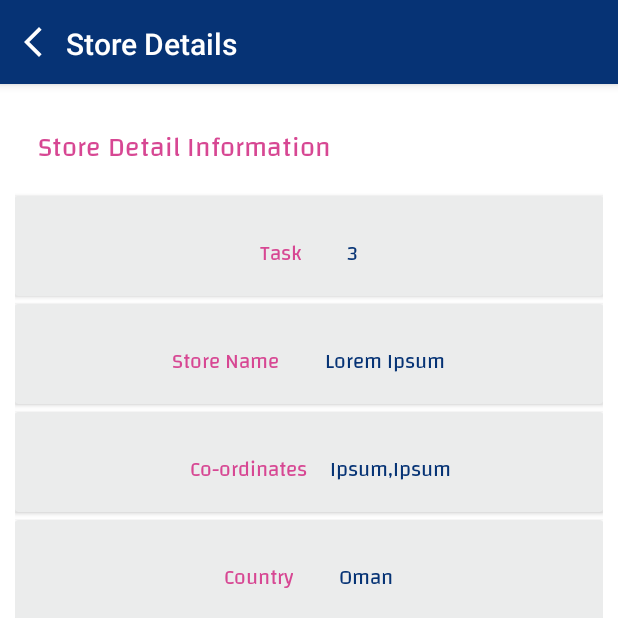
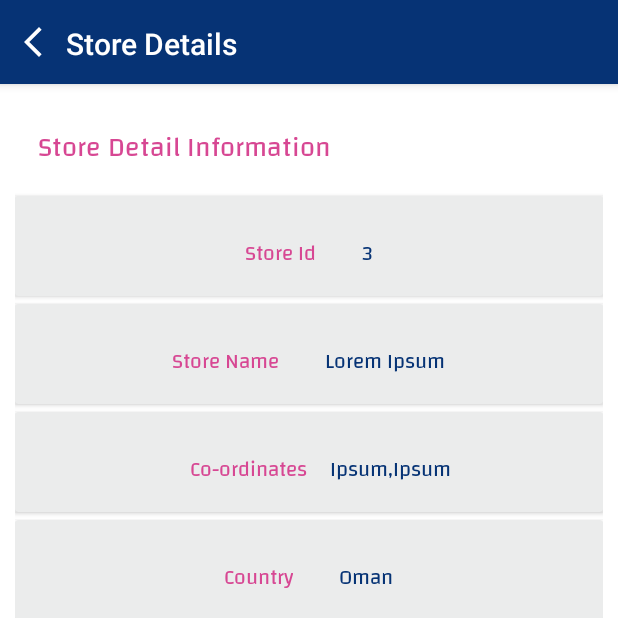
Before and after one commit to ProloySimulation/Oasis, an Android app: the AssignedDetailFragment screen opened through its navigation route, on a phone screen of 412 x 824 dp, the top half of it. Run offline under Robolectric (Android 15) with nearby library versions, the phone set to English and light mode, and no system bars; our stand-ins replace navigation-ui; libraries missing offline, so code that uses them is left out: androidx.viewbinding; 2 statements that could not run were skipped.

Commit message:
Password length fix, Completed task design issue solved

```diff
--- a/app/src/main/java/com/amtech/oasis/network/ApiInterface.java
+++ b/app/src/main/java/com/amtech/oasis/network/ApiInterface.java
@@ -1,5 +1,6 @@
 package com.amtech.oasis.network;
 
+import com.amtech.oasis.model.AssignDataObj;
 import com.amtech.oasis.model.AssignStorArr;
 import com.amtech.oasis.model.DashboardObject;
 import com.amtech.oasis.model.Login;
@@ -61,7 +62,7 @@ public interface ApiInterface {
     Call<Password> passwordChange(@HeaderMap Map<String,String> headers,@Body Password password);
 
     @GET("merchandiser/view-store/{id}")
-    Call<StoreDataObj> getStoreInfo(@HeaderMap Map<String,String> headers, @Path("id")String storeId);
+    Call<AssignDataObj> getStoreInfo(@HeaderMap Map<String,String> headers, @Path("id")String storeId);
 
     @POST("merchandiser/update-profile")
     Call<Profile> profileUpdate(@HeaderMap Map<String,String> headers, @Body Profile profile);
@@ -71,5 +72,5 @@ public interface ApiInterface {
     Call<Profile> profileUpdateImage(@HeaderMap Map<String,String> headers,
                                      @Part("user_id") RequestBody userId,
                                      @Part("name") RequestBody userName,
-                                     @Part("profile_image") RequestBody profileImage);
+                                     @Part MultipartBody.Part image);
 }
--- a/app/src/main/java/com/amtech/oasis/ui/detailscreen/fragment/AssignedDetailFragment.java
+++ b/app/src/main/java/com/amtech/oasis/ui/detailscreen/fragment/AssignedDetailFragment.java
@@ -15,6 +15,7 @@ import android.view.ViewGroup;
 import android.widget.Toast;
 
 import com.amtech.oasis.R;
+import com.amtech.oasis.model.AssignDataObj;
 import com.amtech.oasis.model.AssignStorArr;
 import com.amtech.oasis.model.StoreDataObj;
 import com.amtech.oasis.model.Stores;
@@ -32,7 +33,7 @@ import retrofit2.Response;
 
 public class AssignedDetailFragment extends Fragment {
 
-    private AppCompatTextView tvStoreName,tvStoreLat,tvStoreLong,tvStoreCountry,tvStoreRegion;
+    private AppCompatTextView tvStoreId,tvStoreName,tvStoreLat,tvStoreLong,tvStoreCountry,tvStoreRegion;
     private AppCompatImageView imvBack;
     private AppCompatButton btnBack;
     private HashMap<String, String> headerMap = new HashMap<String, String>();
@@ -69,17 +70,17 @@ public class AssignedDetailFragment extends Fragment {
         headerMap.put("Authorization","Bearer "+token);
         ApiClient apiClient = new ApiClient();
         ApiInterface service = apiClient.createService(ApiInterface.class);
-        Call<StoreDataObj> call = service.getStoreInfo(headerMap,storeId);
-        call.enqueue(new Callback<StoreDataObj>() {
+        Call<AssignDataObj> call = service.getStoreInfo(headerMap,storeId);
+        call.enqueue(new Callback<AssignDataObj>() {
 
             @Override
-            public void onResponse(Call<StoreDataObj> call, Response<StoreDataObj> response) {
+            public void onResponse(Call<AssignDataObj> call, Response<AssignDataObj> response) {
 
                 if (response.isSuccessful()) {
-                    StoreDataObj storeDataObj = response.body();
+                    AssignDataObj storeDataObj = response.body();
 
                     if (storeDataObj != null) {
-                        setUI(storeDataObj.getAssignStorArr().get(0).getTaskName(),storeDataObj.getAssignStorArr().get(0).getStoreLat(),storeDataObj.getAssignStorArr().get(0).getStoreLong(),
+                        setUI(storeDataObj.getAssignStorArr().get(0).getStoreId(),storeDataObj.getAssignStorArr().get(0).getStoreName(),storeDataObj.getAssignStorArr().get(0).getStoreLat(),storeDataObj.getAssignStorArr().get(0).getStoreLong(),
                                 storeDataObj.getAssignStorArr().get(0).getCountry(),storeDataObj.getAssignStorArr().get(0).getRegion());
                     }
                     else
@@ -93,7 +94,7 @@ public class AssignedDetailFragment extends Fragment {
             }
 
             @Override
-            public void onFailure(Call<StoreDataObj> call, Throwable t) {
+            public void onFailure(Call<AssignDataObj> call, Throwable t) {
 
                 Log.d("ListSize", " - > Error    " + t.getMessage());
             }
@@ -101,6 +102,7 @@ public class AssignedDetailFragment extends Fragment {
     }
 
     private void init(View view) {
+        tvStoreId = view.findViewById(R.id.tvAssignStoreDetailId);
         tvStoreName = view.findViewById(R.id.tvAssignStoreDetailName);
         tvStoreLat = view.findViewById(R.id.tvAssignStoreDetailLat);
         tvStoreLong = view.findViewById(R.id.tvAssignStoreDetailLong);
@@ -112,8 +114,9 @@ public class AssignedDetailFragment extends Fragment {
         token = SharedPreferenceManager.getInstance(getActivity()).GetUserToken();
     }
 
-    private void setUI(String name,String lat,String longitute,String country,String region)
+    private void setUI(String storeId,String name,String lat,String longitute,String country,String region)
     {
+        tvStoreId.setText(storeId);
         tvStoreName.setText(name);
         tvStoreLat.setText(lat);
         tvStoreLong.setText(longitute);
--- a/app/src/main/java/com/amtech/oasis/ui/detailscreen/fragment/CompletedDetailFragment.java
+++ b/app/src/main/java/com/amtech/oasis/ui/detailscreen/fragment/CompletedDetailFragment.java
@@ -6,6 +6,7 @@ import androidx.appcompat.widget.AppCompatButton;
 import androidx.appcompat.widget.AppCompatImageView;
 import androidx.appcompat.widget.AppCompatTextView;
 import androidx.appcompat.widget.LinearLayoutCompat;
+import androidx.cardview.widget.CardView;
 import androidx.core.content.ContextCompat;
 import androidx.fragment.app.Fragment;
 import androidx.navigation.Navigation;
@@ -41,6 +42,7 @@ import retrofit2.Response;
 public class CompletedDetailFragment extends Fragment {
 
     private AppCompatTextView tvTaskName,tvTaskDate;
+    private CardView cardCaptureImage;
     private PendingCheckListAdapter adapter;
     private AppCompatImageView imvBack;
     private AppCompatButton btnBack;
@@ -143,6 +145,7 @@ public class CompletedDetailFragment extends Fragment {
                                 }
                                 else
                                 {
+                                    cardCaptureImage.setVisibility(View.VISIBLE);
                                     AppCompatImageView imvCapture = new AppCompatImageView(getActivity());
                                     imvCapture.setLayoutParams(
                                             new ViewGroup.LayoutParams(
@@ -212,6 +215,7 @@ public class CompletedDetailFragment extends Fragment {
         tvTaskName = view.findViewById(R.id.tvCompletedDetailTaskName);
         tvTaskDate = view.findViewById(R.id.tvCompletedDetailTaskDate);
         layoutCaptureImage = view.findViewById(R.id.layoutCaptureImage);
+        cardCaptureImage = view.findViewById(R.id.cardCompletedDetailImage);
         imvBack = view.findViewById(R.id.imvBackCompletedTaskDetail);
         btnBack = view.findViewById(R.id.btnCompletedBack);
 //        recyclerView = view.findViewById(R.id.rvCompletedDetailTaskCheck);
--- a/app/src/main/java/com/amtech/oasis/ui/mainscreen/adapter/CompletedTaskAdapter.java
+++ b/app/src/main/java/com/amtech/oasis/ui/mainscreen/adapter/CompletedTaskAdapter.java
@@ -172,6 +172,7 @@ public class CompletedTaskAdapter extends RecyclerView.Adapter<CompletedTaskAdap
         if(taskType.equals("assigned"))
         {
             holder.tableAllAssigned.setVisibility(View.VISIBLE);
+            holder.tvAssignedId.setText(arrayList.get(position).getStoreId());
             holder.tvAssignStoreName.setText(arrayList.get(position).getStoreName());
             holder.tvAssignedCountry.setText(arrayList.get(position).getCountry());
             holder.tvAssignedRegion.setText(arrayList.get(position).getRegion());
@@ -230,7 +231,7 @@ public class CompletedTaskAdapter extends RecyclerView.Adapter<CompletedTaskAdap
 
         ImageView imvCompletedView,imvPendingView,imvAssignedView,imvUpdate;
         AppCompatTextView tvAssignStoreName,tvPendingTaskName,tvPendingTaskDate,tvAssignedCountry,tvAssignedRegion
-                ,tvAssignLat,tvAssignLong,tvCompletedTaskNam,tvCompletedStartDate,tvCompletedEndDate;
+                ,tvAssignLat,tvAssignLong,tvAssignedId,tvCompletedTaskNam,tvCompletedStartDate,tvCompletedEndDate;
         TableLayout tableCompleted,tablePending,tableAllAssigned;
         LinearLayoutCompat layoutCheckList,layoutCompletedCheckList;
 
@@ -256,6 +257,7 @@ public class CompletedTaskAdapter extends RecyclerView.Adapter<CompletedTaskAdap
             tvAssignedRegion = itemView.findViewById(R.id.tvAssignedStoreRegion);
             tvAssignLat = itemView.findViewById(R.id.tvAllAssignedLat);
             tvAssignLong = itemView.findViewById(R.id.tvAllAssignedLong);
+            tvAssignedId = itemView.findViewById(R.id.tvAssignedStoreId);
 
             tvPendingTaskName = itemView.findViewById(R.id.tvPendingTaksName);
             tvPendingTaskDate = itemView.findViewById(R.id.tvPendingTaskDate);
--- a/app/src/main/java/com/amtech/oasis/ui/mainscreen/fragment/ProfileFragment.java
+++ b/app/src/main/java/com/amtech/oasis/ui/mainscreen/fragment/ProfileFragment.java
@@ -53,6 +53,7 @@ import java.util.HashMap;
 
 import de.hdodenhof.circleimageview.CircleImageView;
 import okhttp3.MediaType;
+import okhttp3.MultipartBody;
 import okhttp3.RequestBody;
 import retrofit2.Call;
 import retrofit2.Callback;
@@ -223,11 +224,12 @@ public class ProfileFragment extends Fragment {
         RequestBody updateUserId = RequestBody.create(MediaType.parse("text/plain"), userId);
         RequestBody updateUserName = RequestBody.create(MediaType.parse("text/plain"), name);
         RequestBody uploadImage = RequestBody.create(MediaType.parse("image/*"), image);
+        MultipartBody.Part parts = MultipartBody.Part.createFormData("profile_image", image.getName(), uploadImage);
 
         headerMap.put("Authorization","Bearer "+token);
         ApiClient apiClient = new ApiClient();
         ApiInterface service = apiClient.createService(ApiInterface.class);
-        Call<Profile> call = service.profileUpdateImage(headerMap,updateUserId,updateUserName,uploadImage);
+        Call<Profile> call = service.profileUpdateImage(headerMap,updateUserId,updateUserName,parts);
         call.enqueue(new Callback<Profile>() {
 
             @Override
--- a/app/src/main/res/layout/activity_login.xml
+++ b/app/src/main/res/layout/activity_login.xml
@@ -120,7 +120,7 @@
                     android:text="@string/sign_in"
                     android:textColor="@color/white" />
 
-                <androidx.appcompat.widget.AppCompatTextView
+                <!--<androidx.appcompat.widget.AppCompatTextView
                     android:id="@+id/tvLoginForgotPassword"
                     style="@style/heading"
                     android:layout_width="wrap_content"
@@ -128,7 +128,7 @@
                     android:layout_gravity="center"
                     android:layout_margin="@dimen/dimen53px"
                     android:text="@string/forgot_password"
-                    android:textColor="@color/colorPrimary" />
+                    android:textColor="@color/colorPrimary" />-->
 
             </androidx.appcompat.widget.LinearLayoutCompat>
         </RelativeLayout>
--- a/app/src/main/res/layout/fragment_all_assigned.xml
+++ b/app/src/main/res/layout/fragment_all_assigned.xml
@@ -100,7 +100,7 @@
                             android:padding="@dimen/dimen35px"
                             android:gravity="center"
                             style="@style/paragraph"
-                            android:text="@string/task_name"/>
+                            android:text="@string/id"/>
 
                         <androidx.appcompat.widget.AppCompatTextView
                             android:layout_width="0dp"
--- a/app/src/main/res/layout/fragment_assigned_detail.xml
+++ b/app/src/main/res/layout/fragment_assigned_detail.xml
@@ -102,11 +102,12 @@
                             style="@style/paragraph"
                             android:textColor="@color/pink"
                             android:layout_margin="@dimen/dimen53px"
-                            android:text="@string/task"/>
+                            android:text="@string/store_id"/>
 
                         <androidx.appcompat.widget.AppCompatTextView
                             android:layout_width="wrap_content"
                             android:layout_height="wrap_content"
+                            android:id="@+id/tvAssignStoreDetailId"
                             style="@style/paragraph"
                             android:textColor="@color/colorPrimary"
                             android:layout_margin="@dimen/dimen53px"
--- a/app/src/main/res/layout/fragment_detail.xml
+++ b/app/src/main/res/layout/fragment_detail.xml
@@ -238,6 +238,8 @@
             <androidx.cardview.widget.CardView
                 android:layout_width="match_parent"
                 android:layout_height="wrap_content"
+                android:id="@+id/cardCompletedDetailImage"
+                android:visibility="gone"
                 android:layout_marginTop="@dimen/dimen18px"
                 app:cardBackgroundColor="@color/offWhite">
 
--- a/app/src/main/res/layout/item_check_list.xml
+++ b/app/src/main/res/layout/item_check_list.xml
@@ -1,13 +1,15 @@
 <?xml version="1.0" encoding="utf-8"?>
 <androidx.appcompat.widget.LinearLayoutCompat xmlns:android="http://schemas.android.com/apk/res/android"
-    android:layout_width="wrap_content"
+    android:layout_width="match_parent"
     android:layout_height="wrap_content"
+    android:weightSum="2"
     android:id="@+id/checkListParentLayout"
     android:orientation="horizontal">
 
     <androidx.appcompat.widget.AppCompatTextView
         android:layout_width="wrap_content"
         android:layout_height="wrap_content"
+        android:layout_weight="2"
         android:layout_gravity="center"
         style="@style/paragraph"
         android:id="@+id/tvPendingCheckList"
@@ -17,6 +19,8 @@
     <androidx.appcompat.widget.LinearLayoutCompat
         android:layout_width="wrap_content"
         android:layout_height="wrap_content"
+        android:layout_gravity="center"
+        android:layout_weight="1"
         android:id="@+id/layoutSelection">
 
         <RadioGroup
--- a/app/src/main/res/layout/item_completed_task.xml
+++ b/app/src/main/res/layout/item_completed_task.xml
@@ -91,6 +91,7 @@
                 android:layout_width="0dp"
                 android:layout_height="wrap_content"
                 android:layout_weight="1"
+                android:id="@+id/tvAssignedStoreId"
                 android:padding="@dimen/dimen35px"
                 android:gravity="center"
                 android:maxLines="2"
--- a/app/src/main/res/values/strings.xml
+++ b/app/src/main/res/values/strings.xml
@@ -64,4 +64,6 @@
     <string name="old_password">Old Password</string>
     <string name="click_to_upload_image"><u>Click To Upload Image</u></string>
     <string name="end_date">End Date</string>
+    <string name="id">Id</string>
+    <string name="store_id">Store Id</string>
 </resources>
```
Also changed, not shown: app/src/main/java/com/amtech/oasis/model/AssignDataObj.java (added, +14 -0 lines), app/src/main/java/com/amtech/oasis/model/AssignStorArr.java (+0 -26 lines), app/src/main/java/com/amtech/oasis/model/CheckList.java (+18 -0 lines), app/src/main/java/com/amtech/oasis/ui/detailscreen/adapter/PendingCheckListAdapter.java (+19 -5 lines), app/src/main/java/com/amtech/oasis/ui/detailscreen/fragment/PendingDetailFragment.java (+28 -5 lines), app/src/main/java/com/amtech/oasis/ui/mainscreen/activity/ActivityLogin.java (+4 -4 lines), app/src/main/java/com/amtech/oasis/ui/mainscreen/activity/ActivityResetPassword.java (+15 -0 lines), app/src/main/java/com/amtech/oasis/ui/mainscreen/fragment/PendingTaskFragment.java (+11 -4 lines).
